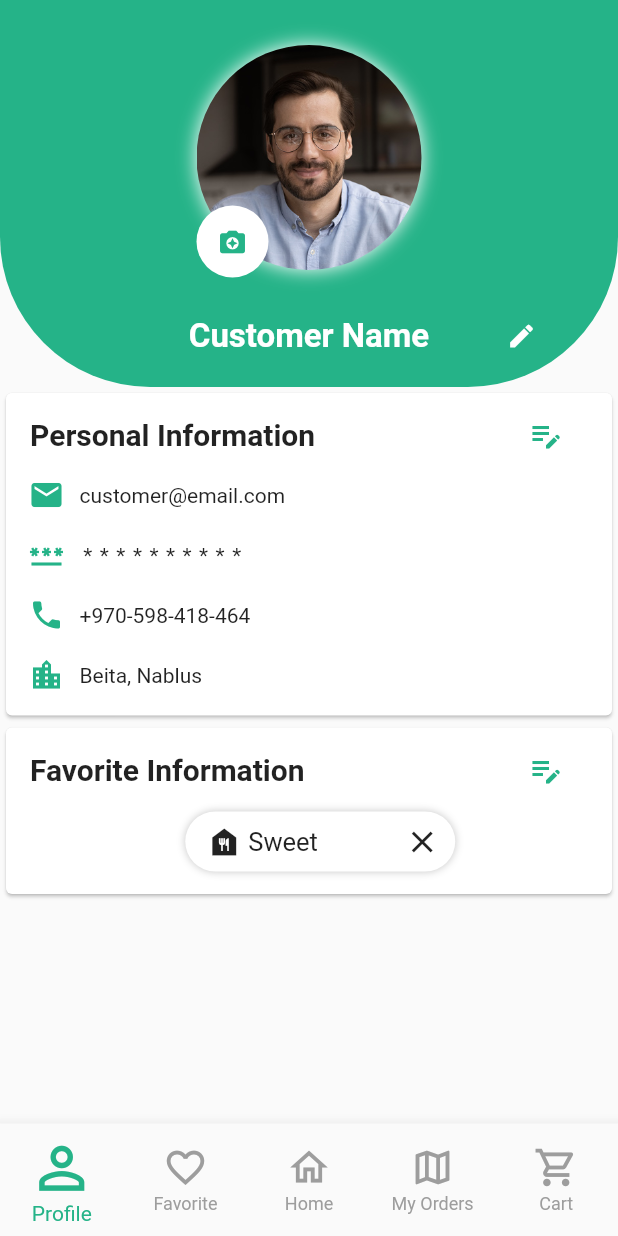
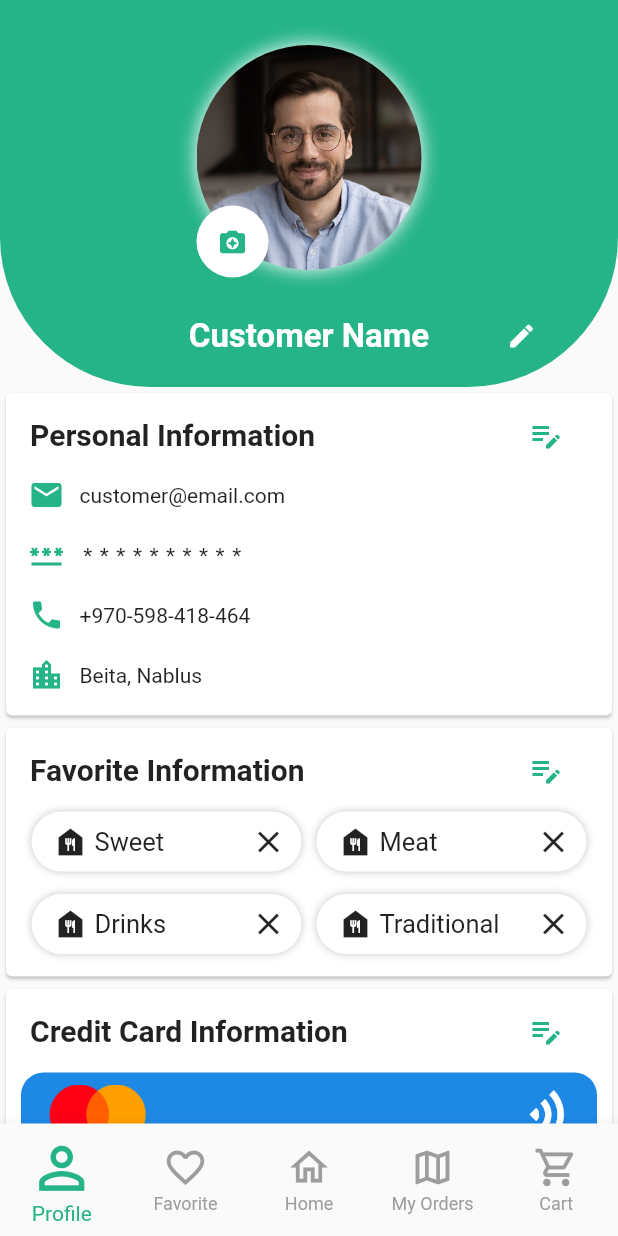
Before and after one commit to muradfarhat/Fast-And-Yummy-Project, a Flutter app: the UserPage screen opened directly, after a tap on the "edit note" icon, on a phone screen of 412 x 824 dp. Run offline on Flutter 3.47's test engine with Material 2 defaults, Android fonts, the phone set to English and light mode, and no system bars; our stand-ins replace animated_splash_screen, rive.

Commit message:
Profile Page - complete design
- Favorite
- Credit Card

```diff
--- a/lib/user page/profile.dart
+++ b/lib/user page/profile.dart
@@ -1,6 +1,9 @@
 // ignore_for_file: prefer_const_constructors
 
+import 'dart:ui';
+
 import 'package:flutter/material.dart';
+import 'dart:math' as math;
 
 class profile extends StatefulWidget {
   profile({Key? key}) : super(key: key);
@@ -15,6 +18,12 @@ class _profileState extends State<profile> {
     {"name": "Meat"},
     {"name": "Drinks"},
     {"name": "Traditional"}
+  ];
+  List<Map> bankCardInfo = [
+    {"cardNumber": 5555555555555555},
+    {"name": "Person Name"},
+    {"expDate": '10/23'},
+    {"cvv": 999}
   ];
   @override
   Widget build(BuildContext context) {
@@ -101,19 +110,7 @@ class _profileState extends State<profile> {
           child: Column(
             // ignore: prefer_const_literals_to_create_immutables
             children: [
-              ListTile(
-                title: Text(
-                  'Personal Information',
-                  style: TextStyle(fontWeight: FontWeight.bold, fontSize: 20),
-                ),
-                trailing: IconButton(
-                  splashColor: Colors.white,
-                  alignment: Alignment.centerLeft,
-                  color: Color.fromARGB(255, 37, 179, 136),
-                  icon: Icon(Icons.edit_note),
-                  onPressed: () {},
-                ),
-              ),
+              listTileInfo('Personal Information'),
               Container(
                 margin: EdgeInsets.only(left: 15, bottom: 15),
                 child: Column(
@@ -180,33 +177,126 @@ class _profileState extends State<profile> {
         Card(
           child: Column(
             children: [
+              listTileInfo('Favorite Information'),
+              Container(
+                //margin: EdgeInsets.only(left: 15, bottom: 15),
+                child: wrapFavoriteContent(), // Wrap Function
+              ),
+            ],
+          ),
+        ),
+        /*************************************** End Favorite Information ********************************** */
+        /*************************************** Satrt Visa Card Information ********************************** */
+        Card(
+          child: Column(children: [
+            listTileInfo('Credit Card Information'),
+            Container(
+              margin: EdgeInsets.only(left: 10, right: 10, bottom: 15),
+              width: double.infinity,
+              decoration: BoxDecoration(
+                  color: Colors.blue[600],
+                  borderRadius: BorderRadius.circular(15)),
+              // ignore: prefer_const_literals_to_create_immutables
+              child: Column(children: [
                 ListTile(
-                title: Text(
-                  'Favorite Information',
-                  style: TextStyle(fontWeight: FontWeight.bold, fontSize: 20),
+                  textColor: Colors.white,
+                  leading: Container(
+                    decoration: BoxDecoration(
+                      image: DecorationImage(
+                          fit: BoxFit.cover,
+                          image: AssetImage("images/master.jpg")),
                     ),
-                trailing: IconButton(
-                  splashColor: Colors.white,
-                  alignment: Alignment.centerLeft,
-                  color: Color.fromARGB(255, 37, 179, 136),
-                  icon: Icon(Icons.edit_note),
-                  onPressed: () {},
+                    height: 40,
+                    width: 70,
+                  ),
+                  trailing: Transform.rotate(
+                    angle: 90 * math.pi / 180,
+                    child: Icon(
+                      Icons.wifi,
+                      size: 35,
+                      color: Colors.white,
+                    ),
                   ),
                 ),
                 Container(
-                margin: EdgeInsets.only(left: 15, bottom: 15),
-                child: Container(
+                  alignment: Alignment.centerLeft,
+                  width: double.infinity,
+                  margin: EdgeInsets.all(15),
+                  child: Column(
+                    children: [
+                      cardInfo('name', 1, 18),
+                      cardInfo('cardNumber', 0, 20),
+                      Container(
+                        margin: EdgeInsets.only(bottom: 15),
+                        width: double.infinity,
+                        child: Row(children: [
+                          Container(
+                            margin: EdgeInsets.only(right: 10),
+                            child: Text(
+                              "Exp. Date",
+                              style:
+                                  TextStyle(color: Colors.white, fontSize: 14),
+                            ),
+                          ),
+                          Text(
+                            "${bankCardInfo[2]['expDate']}",
+                            style: TextStyle(
+                                color: Colors.white,
+                                fontSize: 18,
+                                fontWeight: FontWeight.bold),
+                          ),
+                          Spacer(),
+                          Container(
+                            margin: EdgeInsets.only(right: 10),
+                            child: Text(
+                              "cvv",
+                              style:
+                                  TextStyle(color: Colors.white, fontSize: 14),
+                            ),
+                          ),
+                          Text(
+                            "${bankCardInfo[3]['cvv']}",
+                            style: TextStyle(
+                                color: Colors.white,
+                                fontSize: 18,
+                                fontWeight: FontWeight.bold),
+                          ),
+                        ]),
+                      )
+                    ],
+                  ),
+                )
+              ]),
+            )
+          ]),
+        ),
+        /*************************************** End Visa Card Information ********************************** */
+      ]),
+    );
+  }
+
+/************************************************ Start Functions *********************************** */
+  wrapFavoriteContent() {
+    return Wrap(
+      direction: Axis.horizontal,
+      children: listGenerate(),
+    );
+  }
+
+  listGenerate() {
+    return List.generate(favorite.length, (index) {
+      return Container(
           decoration: BoxDecoration(
             color: Colors.white,
             // ignore: prefer_const_literals_to_create_immutables
             boxShadow: [
               BoxShadow(
-                            color: Color.fromARGB(255, 197, 197, 197),
-                            blurRadius: 4)
+                  color: Color.fromARGB(255, 197, 197, 197), blurRadius: 4)
             ],
             borderRadius: BorderRadius.circular(30),
           ),
           padding: EdgeInsets.symmetric(horizontal: 10),
+          margin: EdgeInsets.only(left: 5, bottom: 15, right: 5),
           alignment: Alignment.center,
           width: 180,
           height: 40,
@@ -218,7 +308,7 @@ class _profileState extends State<profile> {
                 flex: 3,
                 child: Container(
                   child: Text(
-                              "Sweet", // ${favorite[i]['name']}
+                    "${favorite[index]['name']}", // ${favorite[index]['name']}
                     textAlign: TextAlign.start,
                     style: TextStyle(fontSize: 17),
                   ),
@@ -230,13 +320,41 @@ class _profileState extends State<profile> {
                       icon: Icon(Icons.close),
                       splashColor: Colors.white))
             ],
-                    )),
+          ));
+    });
+  }
+
+  ListTile listTileInfo(String tileTitle) {
+    return ListTile(
+      title: Text(
+        tileTitle,
+        style: TextStyle(fontWeight: FontWeight.bold, fontSize: 20),
       ),
-            ],
+      trailing: IconButton(
+        splashColor: Colors.white,
+        alignment: Alignment.centerLeft,
+        color: Color.fromARGB(255, 37, 179, 136),
+        icon: Icon(Icons.edit_note),
+        onPressed: () {},
       ),
-        ),
-        /*************************************** End Favorite Information ********************************** */
-      ]),
     );
   }
+
+  Container cardInfo(String infoType, int infoNum, double fontSize) {
+    return Container(
+      alignment: Alignment.centerLeft,
+      width: double.infinity,
+      margin: EdgeInsets.only(bottom: 15),
+      child: Text(
+        "${bankCardInfo[infoNum][infoType]}",
+        style: TextStyle(
+            color: Colors.white,
+            fontSize: fontSize,
+            fontWeight: FontWeight.bold),
+      ),
+    );
   }
+
+/************************************************ End Functions *********************************** */
+
+}
```
Also changed, not shown: images/master.jpg (added). Lines whose indentation alone changed are shown as unchanged.
